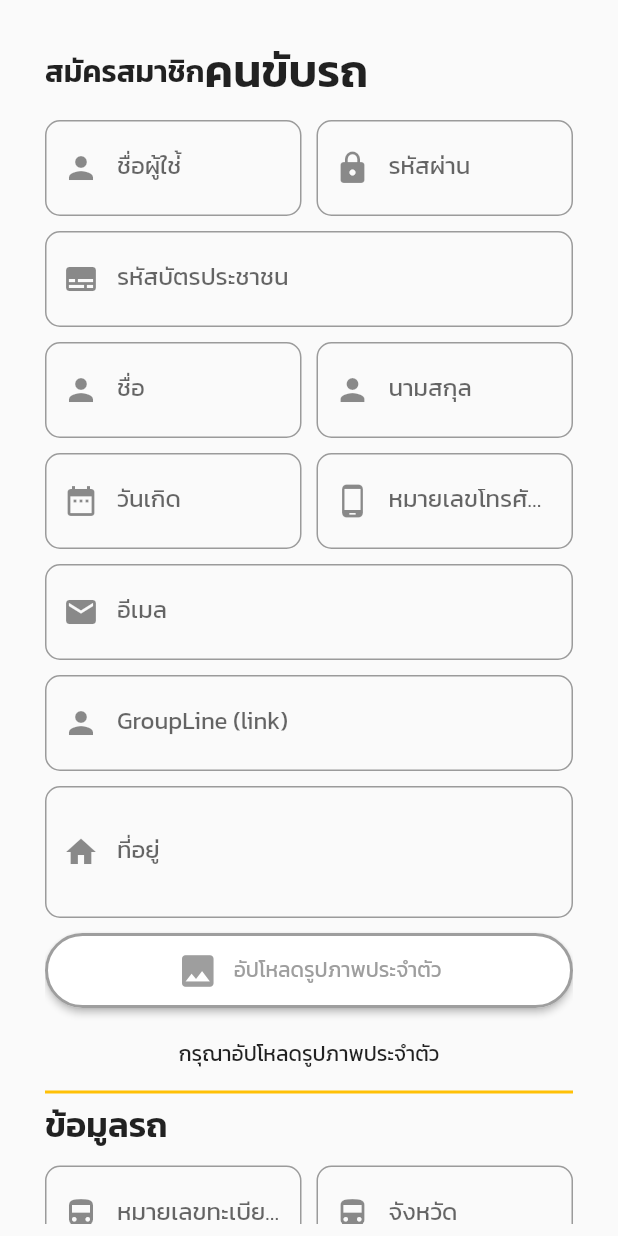
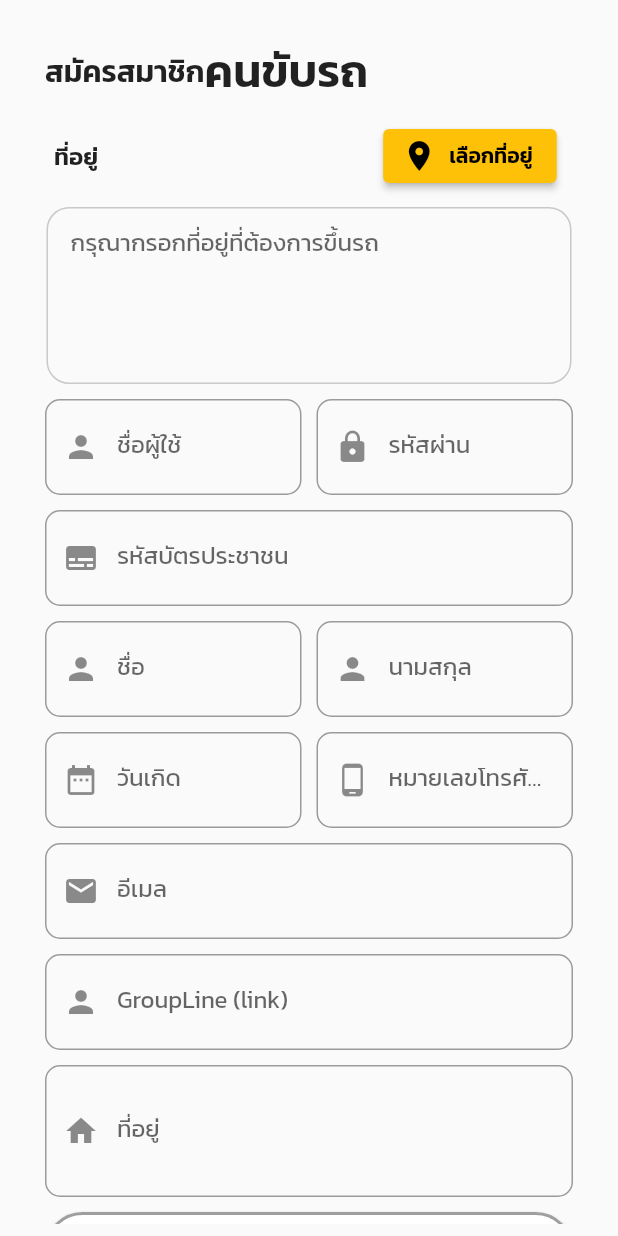
Before and after one commit to itsci-mju/school_bus_application, a Flutter app: the RegisterDriverPage screen opened directly, on a phone screen of 412 x 824 dp. Run offline on Flutter 3.47's test engine with Material 2 defaults, Android fonts, the phone set to English and light mode, and no system bars; our stand-ins replace anim_search_bar, dropdown_button2, file_picker, firebase_core, firebase_storage, flutter_staggered_animations and 12 more; missing offline and left inert: age_calculator, animated_snack_bar, dart:ffi, map_launcher; accounts and stored records are empty; network calls fail.

```diff
--- a/Sources/project_schoolbus/lib/page/Register/RegisterDriverPage.dart
+++ b/Sources/project_schoolbus/lib/page/Register/RegisterDriverPage.dart
@@ -43,6 +43,7 @@ class _RegisterDriverPageState extends State<RegisterDriverPage> {
   final _ctrlimage_Bus = TextEditingController();
   final _croundshcool = TextEditingController();
   final _crounddetail = TextEditingController();
+  final _ctrlrRoute_mapURL = TextEditingController();
   TextEditingController Address = TextEditingController();
 
   final imageprofile = TextEditingController();
@@ -61,13 +62,11 @@ class _RegisterDriverPageState extends State<RegisterDriverPage> {
   List<School>? listSchool = [];
   List<String>? DropdownSchool = [];
   String? selectedSchoolValue;
-  List<Routes>? listaroute = [];
+  List<BusStop>? listaroute = [];
 
   void getlistSchool()  {
     var log = Logger();
-    setState(() {
-      isLoading = true;
-    });
+
     Smanager.listSchoolDriver().then((value) => {
       listSchool = value,
       for(int i = 0 ; i < listSchool!.length; i++){
@@ -92,6 +91,9 @@ class _RegisterDriverPageState extends State<RegisterDriverPage> {
   static const double height = 10;
 
   List<Widget> _cardList = [];
+
+  String? latitude = getSharedPreferences.getLatitude() ?? '';
+  String? longitude = getSharedPreferences.getLongitude() ?? '';
 
   Widget _card(BuildContext context,String shcool,String round,String rounddetail) {
     return Column(
@@ -206,6 +208,9 @@ class _RegisterDriverPageState extends State<RegisterDriverPage> {
     _ctrldriver_license.text = fileP1;
     _ctrlstudent_bus_license.text = fileP2;
 
+
+
+
     return Scaffold(
       body: Container(
         padding: const EdgeInsets.fromLTRB(30, 25, 30, 8),
@@ -244,6 +249,71 @@ class _RegisterDriverPageState extends State<RegisterDriverPage> {
                 child: Column(
                   children: [
                     Row(
+                      mainAxisAlignment : MainAxisAlignment.center,
+                      children: [
+                        Column(
+                          crossAxisAlignment : CrossAxisAlignment.start,
+                          children: [
+                            Row(
+                              children: [
+                                const Padding(
+                                  padding: EdgeInsets.only(left: 5.0),
+                                  child: Text('ที่อยู่',style: TextStyle(fontWeight: FontWeight.bold,fontSize: 16),),
+                                ),
+                                Padding(
+                                  padding: const EdgeInsets.only(left: 190.0),
+                                  child: ElevatedButton.icon(
+                                    onPressed: () {
+                                      Navigator.of(context).push(
+                                          MaterialPageRoute(
+                                              builder: (context) => const ShowMap()));
+                                    },
+                                    icon: const Icon(Icons.location_on),
+                                    label: const Text(
+                                      'เลือกที่อยู่',
+                                      style: TextStyle(
+                                        fontWeight: FontWeight.bold,
+                                      ),
+                                    ),
+                                    style: ElevatedButton.styleFrom(
+                                      primary:  Colors.amber,
+                                    ),
+                                  ),
+                                ),
+                              ],
+                            ),
+                            const SizedBox(
+                              height: 10,
+                            ),
+                            Container(
+                              width: 350,
+                              decoration: BoxDecoration(
+                                border: Border.all(width: 1.0, color: const Color(
+                                    0xFFC9C9C9)),
+                                borderRadius: BorderRadius.circular(15),
+                              ),
+                              child: Center(
+                                child: Padding(
+                                  padding: const EdgeInsets.symmetric(horizontal: 15.0,vertical: 10.0),
+                                  child: TextFormField(
+                                    readOnly: true,
+                                    controller: Address,
+                                    maxLines: 4, //or null
+                                    decoration: const InputDecoration.collapsed(
+                                        hintText: "กรุณากรอกที่อยู่ที่ต้องการขึ้นรถ"
+                                    ),
+                                  ),
+                                ),
+                              ),
+                            ),
+                          ],
+                        ),
+                      ],
+                    ),
+                    const SizedBox(
+                      height: 10,
+                    ),
+                    Row(
                       children: [
                         Expanded(
                           child: TextFormField(
@@ -260,7 +330,7 @@ class _RegisterDriverPageState extends State<RegisterDriverPage> {
                             },
                             maxLines: 1,
                             decoration: InputDecoration(
-                              labelText: 'ชื่อผู้ใช่้',
+                              labelText: 'ชื่อผู้ใช้',
                               prefixIcon: const Icon(Icons.person),
                               border: OutlineInputBorder(
                                 borderRadius: BorderRadius.circular(10),
@@ -778,7 +848,7 @@ class _RegisterDriverPageState extends State<RegisterDriverPage> {
                                     if(listaroute!.isEmpty){
                                       rec = true;
                                     }else {
-                                      for(Routes r in listaroute!){
+                                      for(BusStop r in listaroute!){
                                         if(r.school.school_name == selectedSchoolValue!.split(" : ")[1]){
                                           rec = false;
                                         }
@@ -788,8 +858,8 @@ class _RegisterDriverPageState extends State<RegisterDriverPage> {
                                       _cardList.add(_card(context,selectedSchoolValue!,_croundshcool.text,_crounddetail.text));
                                       String nums =  selectedSchoolValue!.split(" : ")[0];
                                       School s = listSchool![int.parse(nums)-1];
-                                      Routes r = Routes(_crounddetail.text,_croundshcool.text,s);
-                                      listaroute!.add(r);
+                                      //BusStop r = BusStop(_crounddetail.text,_croundshcool.text,s);
+                                      //listaroute!.add(r);
                                       index ++;
                                     }else{
                                       alertDialogApp.showAlertDialog(context, 'กรุณาอย่าเลือกโรงเรียนซ้ำ');
@@ -901,15 +971,16 @@ class _RegisterDriverPageState extends State<RegisterDriverPage> {
                     const SizedBox(
                       height: height,
                     ),
-
-                    ListView.builder(
-                      shrinkWrap: true,
-                      itemCount: _cardList.length,
-                      itemBuilder: (context, index) {
-                        return _cardList[index];
-                      },
+                    SingleChildScrollView(
+                      child:  ListView.builder(
+                        shrinkWrap: true,
+                        physics: NeverScrollableScrollPhysics(),
+                        itemCount: _cardList.length,
+                        itemBuilder: (context, index) {
+                          return _cardList[index];
+                        },
+                      ),
                     ),
-
                     const SizedBox(
                       height: height,
                     ),
@@ -1027,9 +1098,9 @@ class _RegisterDriverPageState extends State<RegisterDriverPage> {
                   List<String> s2 = _ctrlbirthday.text.split("/");
                   DateTime p = DateTime(int.parse(s2[0]), int.parse(s2[1]), int.parse(s2[2]));
                   Driver driver = Driver(_ctrlIDCard.text,_ctrlfirstname.text,_ctrllastname.text,b,_ctrlphone.text,
-                      _ctrlemail.text,_ctrlgroupline.text,_ctrladdress.text,imageprofile.text,driver_license.text,student_bus_license.text
-                      ,Login(_ctrlUsername.text,_ctrlPassword.text,"3"));
-                  Bus bus = Bus(_ctrlnum_plate.text,_ctrlprovince.text,_ctrlbrand.text,p,int.parse(_ctrlseats_amount.text),_position!.latitude.toString(),_position!.longitude.toString(),1,"",image_Bus.text,driver);
+                      _ctrlemail.text,_ctrlgroupline.text,_ctrladdress.text,latitude!,longitude!,imageprofile.text,driver_license.text,student_bus_license.text
+                      ,Login(_ctrlUsername.text,_ctrlPassword.text,3));
+                  Bus bus = Bus(_ctrlnum_plate.text,_ctrlprovince.text,_ctrlbrand.text,p,int.parse(_ctrlseats_amount.text),_position!.latitude.toString(),_position!.longitude.toString(),_ctrlrRoute_mapURL.text,1,"",image_Bus.text,driver);
                   String result = await manager.doRegisrerDriver(bus);
                   var logger = Logger();
                   await getSharedPreferences.init();
@@ -1037,8 +1108,8 @@ class _RegisterDriverPageState extends State<RegisterDriverPage> {
 
                   if(result != "0") {
                     bool resultr = false ;
-                    for(Routes routes in listaroute!){
-                      routes.route_ID= "";
+                    for(BusStop routes in listaroute!){
+                      routes.bus_stop_ID= "";
                       routes.bus = bus;
                       String resultroute = await routeManager.doAddRoute(routes);
                       if(resultroute!= "0"){
@@ -1061,6 +1132,8 @@ class _RegisterDriverPageState extends State<RegisterDriverPage> {
                       ).show(
                         context,
                       );
+                      getSharedPreferences.removeLongitude();
+                      getSharedPreferences.removeLatitude();
                       Navigator.of(context).pushReplacement(
                           MaterialPageRoute(
                               builder: (context) => const LoginPage()));
@@ -1068,7 +1141,7 @@ class _RegisterDriverPageState extends State<RegisterDriverPage> {
                       isLoading = false;
                       AnimatedSnackBar.rectangle(
                           'เกิดข้อผิดพลาด',
-                          'เกิดข้อผิดพลาดในการสมัครสมาชิก',
+                          'ชื่อผู้ใช้ หรือ รหัสบัตรประชาชน ซ้ำ',
                           type: AnimatedSnackBarType.error,
                           brightness: Brightness.light,
                           duration : const Duration(seconds: 5)
@@ -1082,7 +1155,7 @@ class _RegisterDriverPageState extends State<RegisterDriverPage> {
                     isLoading = false;
                     AnimatedSnackBar.rectangle(
                         'เกิดข้อผิดพลาด',
-                        'เกิดข้อผิดพลาดในการสมัครสมาชิก',
+                        'ชื่อผู้ใช้ หรือ รหัสบัตรประชาชน ซ้ำ',
                         type: AnimatedSnackBarType.error,
                         brightness: Brightness.light,
                         duration : const Duration(seconds: 5)
```
